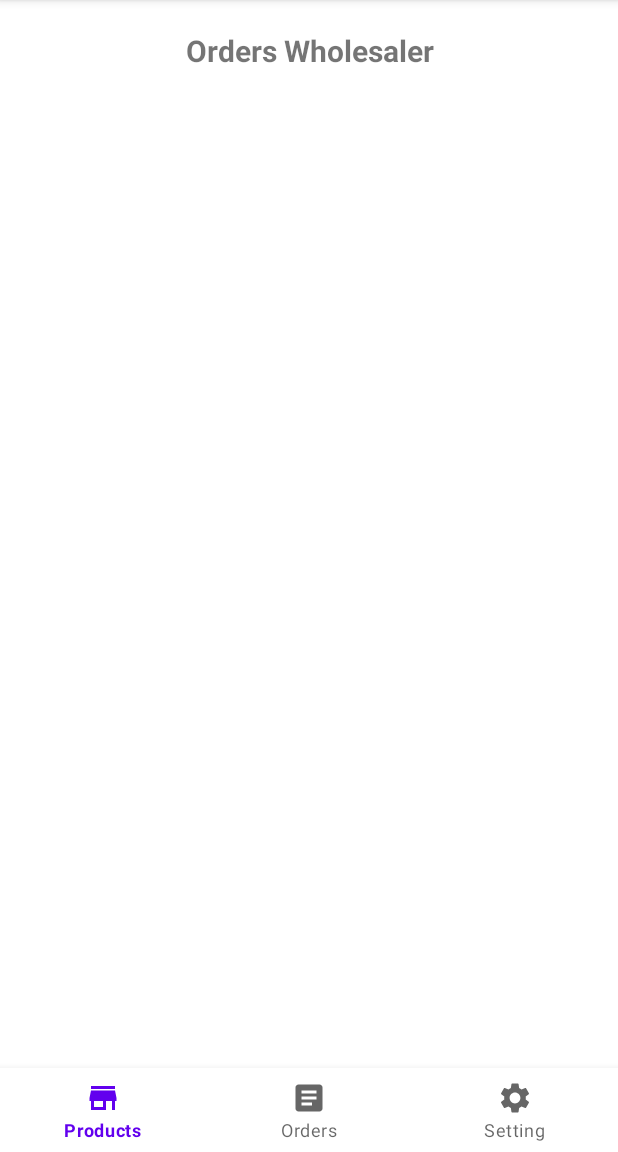
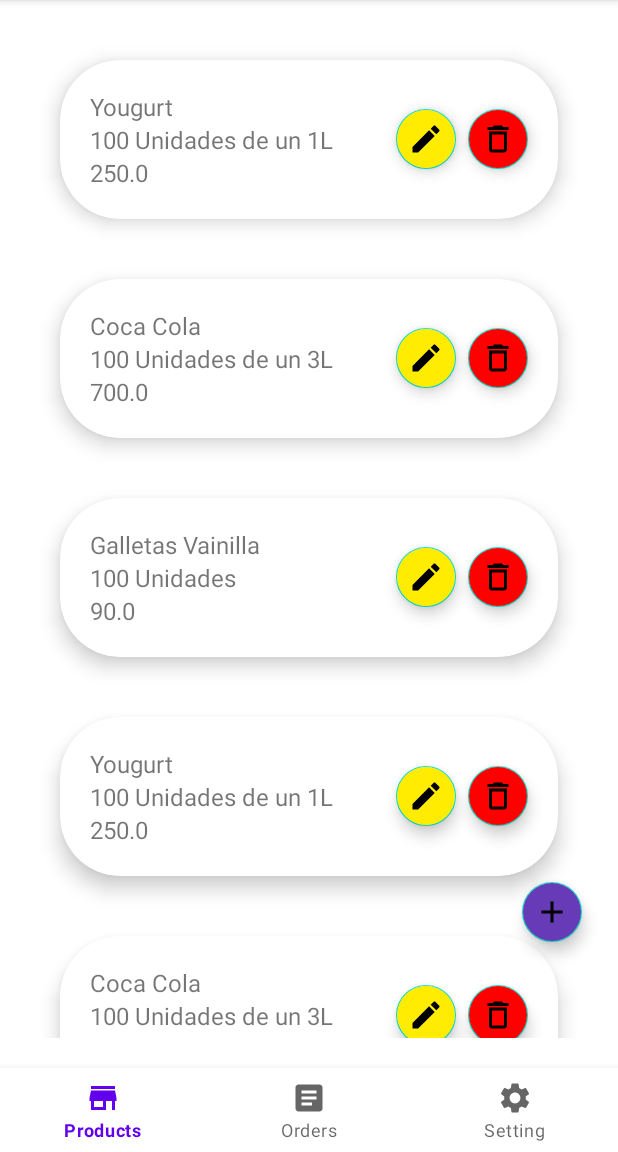
Before and after one commit to AgileTech-WV61/Mobile-app, an Android app: the WholesalerProductsFragment screen opened directly, with no data from a screen before it, on a phone screen of 412 x 824 dp, the part 84-1236 px from its top. Run offline under Robolectric (Android 15) with nearby library versions, the phone set to English and light mode, and no system bars.

```diff
--- a/app/src/main/java/com/example/ksero/WholesalerProductsFragment.kt
+++ b/app/src/main/java/com/example/ksero/WholesalerProductsFragment.kt
@@ -1,18 +1,56 @@
 package com.example.ksero
 
+import Adapters.AdapterWProduct
+import Beans.WProduct
+import android.content.Intent
 import android.os.Bundle
 import androidx.fragment.app.Fragment
 import android.view.LayoutInflater
 import android.view.View
 import android.view.ViewGroup
+import androidx.recyclerview.widget.LinearLayoutManager
+import androidx.recyclerview.widget.RecyclerView
+import com.google.android.material.floatingactionbutton.FloatingActionButton
 
 class WholesalerProductsFragment : Fragment() {
 
+    lateinit var btn : FloatingActionButton
     override fun onCreateView(
         inflater: LayoutInflater, container: ViewGroup?,
         savedInstanceState: Bundle?
     ): View? {
         // Inflate the layout for this fragment
-        return inflater.inflate(R.layout.fragment_wholesaler_products, container, false)
+        return inflater.inflate(R.layout.activity_wholesaler_products, container, false)
+    }
+
+    override fun onViewCreated(view: View, savedInstanceState: Bundle?) {
+        super.onViewCreated(view, savedInstanceState)
+        getAllProducts(view)
+
+        btn = view.findViewById(R.id.btnGoToAddProduct)
+
+        btn.setOnClickListener {
+            /*val intent = Intent(this, AddProduct::class.java)
+            startActivity(intent)*/
+        }
+    }
+
+    private fun getAllProducts(view: View){
+        val product1 = WProduct("Yougurt","100 Unidades de un 1L",250.00)
+        val product2 = WProduct("Coca Cola","100 Unidades de un 3L",700.00)
+        val product3 = WProduct("Galletas Vainilla","100 Unidades",90.00)
+
+        val products = mutableListOf<WProduct>()
+
+        products.add(product1)
+        products.add(product2)
+        products.add(product3)
+        products.add(product1)
+        products.add(product2)
+        products.add(product3)
+
+        val recycler = view.findViewById<RecyclerView>(R.id.recyclerWProducts)
+        recycler.layoutManager = LinearLayoutManager(context)
+        recycler.adapter = AdapterWProduct(products)
     }
 }
```
Also changed, not shown: app/src/main/java/com/example/ksero/RetailProductsFragment.kt (+22 -1 lines), app/src/main/java/com/example/ksero/WholesalerOrdersFragment.kt (+45 -1 lines).
